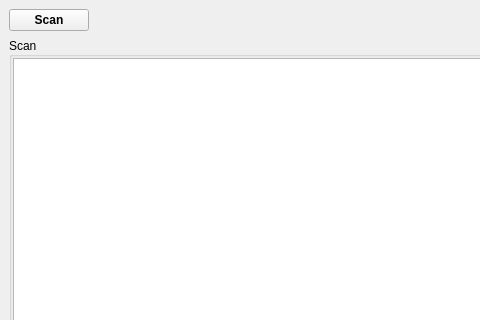
The window that nfd/PluginMainWindow.ui (horsicq/nfdx64dbg) describes before a commit, drawn with Qt 5; both pictures show x 0 to 480 and y 0 to 320 of the 800 by 600 pixel window.
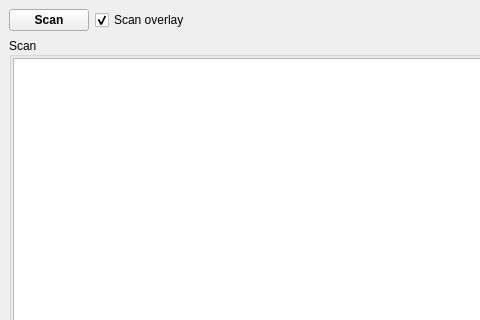
The same window after the commit. Icons and pictures are not drawn.

The edit to the form file:
```diff
--- a/nfd/PluginMainWindow.ui
+++ b/nfd/PluginMainWindow.ui
@@ -34,6 +34,16 @@
         </property>
        </widget>
       </item>
+      <item>
+       <widget class="QCheckBox" name="checkBoxScanOverlay">
+        <property name="text">
+         <string>Scan overlay</string>
+        </property>
+        <property name="checked">
+         <bool>true</bool>
+        </property>
+       </widget>
+      </item>
       <item>
        <spacer name="horizontalSpacer">
         <property name="orientation">
```
Left out of the diff: 19 changed lines with no effect on the pictures.
